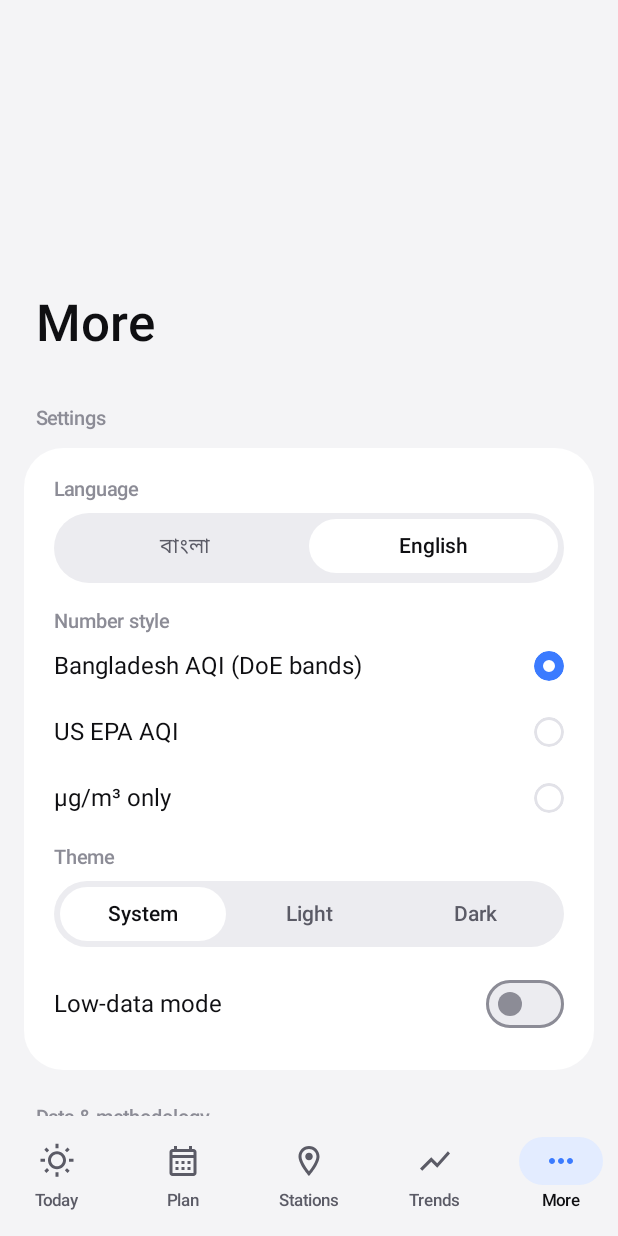
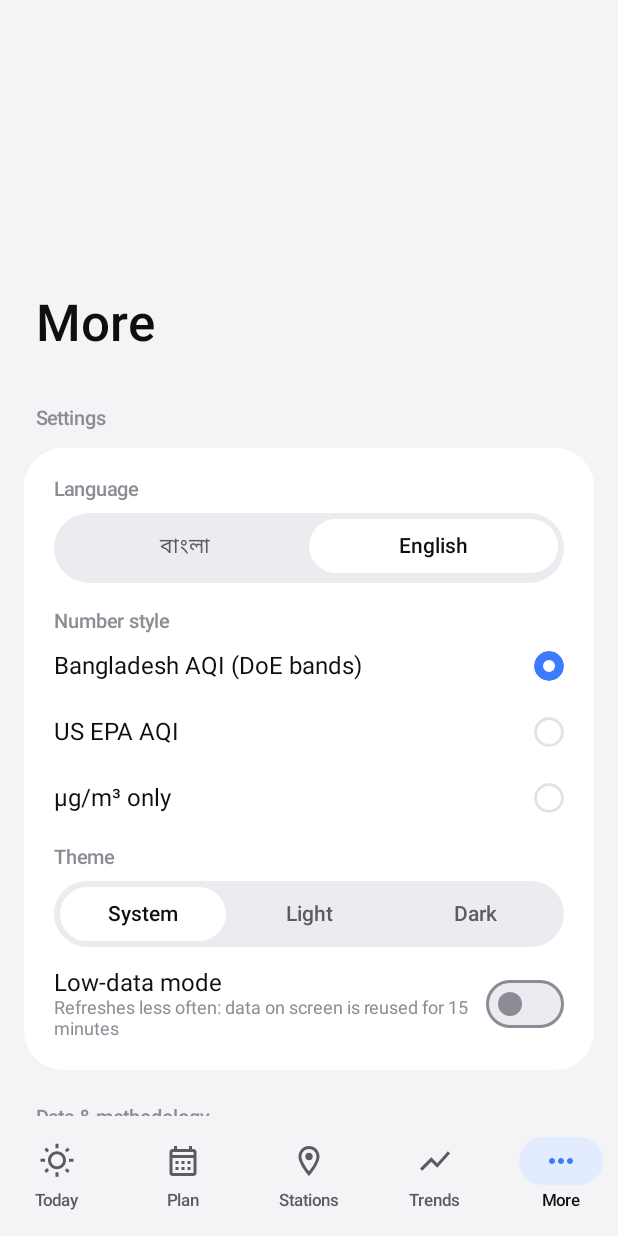
Before and after one commit to jahin-7/airwindow-bd, an Android app built with Jetpack Compose: the MoreScreen screen opened through its navigation route, on a phone screen of 412 x 824 dp. Run offline under Robolectric (Android 15) with nearby library versions, the phone set to English and light mode, and no system bars; network calls fail.

Commit message:
Make low-data mode do something on Android, and harden the API
The Android switch was saved but never read; it now reuses data on screen
for 15 minutes instead of one. A malformed AQI colour from the API falls
back to grey instead of crashing the screen. The rate limiter forgets idle
clients, and the CORS default now matches the website's port (3010).

```diff
--- a/apps/android/app/src/main/java/bd/airwindow/AppViewModel.kt
+++ b/apps/android/app/src/main/java/bd/airwindow/AppViewModel.kt
@@ -64,7 +64,9 @@ class AppViewModel(app: Application) : AndroidViewModel(app) {
         val now = SystemClock.elapsedRealtime()
         val same = prev?.first == key
         val shown = flow.value is Load.Ok
-        if (same && shown && !force && now - prev!!.second < 60_000) return@launch
+        // Low-data mode reuses what's on screen for longer before asking again.
+        val freshFor = if (prefs.value?.lowData == true) 15 * 60_000L else 60_000L
+        if (same && shown && !force && now - prev!!.second < freshFor) return@launch
         if (!shown || (!same && !keepShown)) flow.value = Load.Loading
         asked[flow] = key to now
         val r = load(block)
--- a/apps/android/app/src/main/java/bd/airwindow/ui/Components.kt
+++ b/apps/android/app/src/main/java/bd/airwindow/ui/Components.kt
@@ -202,4 +202,5 @@ fun HoursStrip(windows: List<HourWindow>, s: Strings) {
     }
 }
 
-fun hexColor(hex: String): Color = Color(android.graphics.Color.parseColor(hex))
+/** Colours come from the API; a malformed one falls back to grey rather than crashing the screen. */
+fun hexColor(hex: String): Color = runCatching { Color(android.graphics.Color.parseColor(hex)) }.getOrDefault(Color.Gray)
--- a/apps/android/app/src/main/java/bd/airwindow/ui/Strings.kt
+++ b/apps/android/app/src/main/java/bd/airwindow/ui/Strings.kt
@@ -87,6 +87,7 @@ class Strings(val bn: Boolean) {
     val light get() = t("Light", "হালকা")
     val dark get() = t("Dark", "গাঢ়")
     val lowData get() = t("Low-data mode", "কম ডেটা মোড")
+    val lowDataSub get() = t("Refreshes less often: data on screen is reused for 15 minutes", "কম রিফ্রেশ করে: স্ক্রিনের তথ্য ১৫ মিনিট পর্যন্ত ব্যবহার করে")
     val method get() = t("Data & methodology", "তথ্য ও পদ্ধতি")
     val methodText get() = t(
         "Training data: CAMS-BD — hourly measurements from Bangladesh DoE Continuous Air Monitoring Stations, Nov 2012–Jan 2025 (CC BY 4.0). Weather: Open-Meteo.\n\nAQI: bands and colours from DoE's \"AQI Scheme for Bangladesh\"; concentration-to-index uses US EPA (2024) breakpoints on 24-hour means. WHO 2021 guideline: PM2.5 15, PM10 45 µg/m³ (24-hour).\n\nThis is not medical advice. During severe pollution, follow official public-health advisories.",
--- a/apps/android/app/src/main/java/bd/airwindow/ui/screens/OtherScreens.kt
+++ b/apps/android/app/src/main/java/bd/airwindow/ui/screens/OtherScreens.kt
@@ -194,7 +194,10 @@ fun MoreScreen(vm: AppViewModel, p: UserPrefs, s: Strings) {
                 Spacer(Modifier.height(8.dp))
                 Segmented(p.theme, listOf("system" to s.system, "light" to s.light, "dark" to s.dark)) { v -> vm.update { it.copy(theme = v) } }
                 Row(Modifier.fillMaxWidth().padding(top = 14.dp), verticalAlignment = Alignment.CenterVertically) {
-                    Text(s.lowData, Modifier.weight(1f))
+                    Column(Modifier.weight(1f)) {
+                        Text(s.lowData)
+                        Text(s.lowDataSub, fontSize = 12.sp, color = c.ink3)
+                    }
                     Switch(p.lowData, { v -> vm.update { it.copy(lowData = v) } },
                         colors = SwitchDefaults.colors(checkedTrackColor = c.accentFill, uncheckedThumbColor = c.ink3, uncheckedTrackColor = c.card2, uncheckedBorderColor = c.ink3))
                 }
```
Also changed, not shown: 2 other files.
